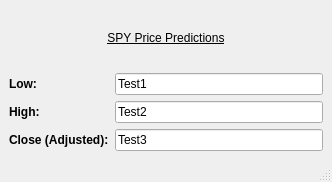
Above: Stock Price Predictor/predictions.ui from bryanmildort/MLdataScienceintro before the change. Below: the same form after it.
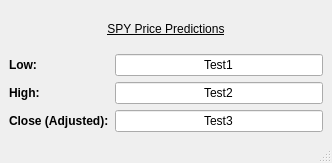
That is the form after the change.

```diff
--- a/Stock Price Predictor/predictions.ui
+++ b/Stock Price Predictor/predictions.ui
@@ -7,7 +7,7 @@
     <x>0</x>
     <y>0</y>
     <width>332</width>
-    <height>182</height>
+    <height>163</height>
    </rect>
   </property>
   <property name="windowTitle">
@@ -48,6 +48,9 @@
       <property name="text">
        <string>Test1</string>
       </property>
+      <property name="alignment">
+       <set>Qt::AlignCenter</set>
+      </property>
       <property name="readOnly">
        <bool>true</bool>
       </property>
@@ -71,6 +74,9 @@
       <property name="text">
        <string>Test2</string>
       </property>
+      <property name="alignment">
+       <set>Qt::AlignCenter</set>
+      </property>
       <property name="readOnly">
        <bool>true</bool>
       </property>
@@ -94,6 +100,9 @@
       <property name="text">
        <string>Test3</string>
       </property>
+      <property name="alignment">
+       <set>Qt::AlignCenter</set>
+      </property>
       <property name="readOnly">
        <bool>true</bool>
       </property>
```
Left out of the diff: 2 changed lines with no effect on the pictures.
